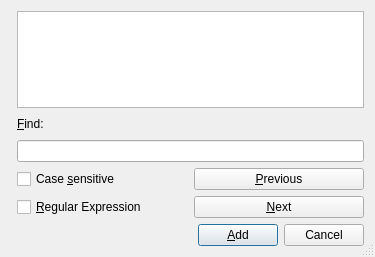
First picture: the form in src/frontends/qt4/ui/QCitationFindUi.ui, repository cburschka/lyx, before the edit.
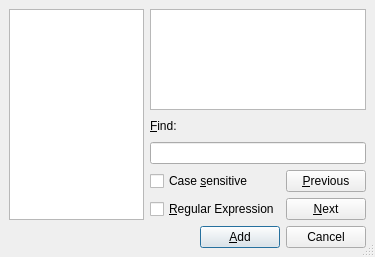
Second picture: the form after the edit. Custom widgets are drawn as their Qt base class.

```diff
--- a/src/frontends/qt4/ui/QCitationFindUi.ui
+++ b/src/frontends/qt4/ui/QCitationFindUi.ui
@@ -28,38 +28,15 @@
   </property>
   <layout class="QGridLayout" >
    <property name="margin" >
-    <number>11</number>
+    <number>9</number>
    </property>
    <property name="spacing" >
     <number>6</number>
    </property>
-   <item rowspan="2" row="0" column="0" >
-    <layout class="QVBoxLayout" >
-     <property name="margin" >
-      <number>0</number>
-     </property>
-     <property name="spacing" >
-      <number>6</number>
-     </property>
-     <item>
-      <widget class="Q3ListBox" name="availableLB" >
-       <property name="toolTip" >
-        <string>Available bibliography keys</string>
-       </property>
-       <property name="vScrollBarMode" >
-        <enum>Q3ScrollView::AlwaysOn</enum>
-       </property>
-       <property name="hScrollBarMode" >
-        <enum>Q3ScrollView::AlwaysOff</enum>
-       </property>
-       <property name="selectionMode" >
-        <enum>Q3ListBox::Extended</enum>
-       </property>
-      </widget>
-     </item>
-    </layout>
+   <item rowspan="5" row="0" column="0" >
+    <widget class="QListWidget" name="availableLW" />
    </item>
-   <item row="2" column="1" >
+   <item row="1" column="2" colspan="3" >
     <spacer>
      <property name="orientation" >
       <enum>Qt::Horizontal</enum>
@@ -69,23 +46,124 @@
      </property>
      <property name="sizeHint" >
       <size>
-       <width>20</width>
+       <width>191</width>
        <height>20</height>
       </size>
      </property>
     </spacer>
    </item>
-   <item row="2" column="3" >
-    <widget class="QPushButton" name="closePB" >
+   <item row="1" column="1" >
+    <widget class="QLabel" name="TextLabel1" >
+     <property name="sizePolicy" >
+      <sizepolicy>
+       <hsizetype>0</hsizetype>
+       <vsizetype>1</vsizetype>
+       <horstretch>0</horstretch>
+       <verstretch>0</verstretch>
+      </sizepolicy>
+     </property>
      <property name="text" >
-      <string>Cancel</string>
+      <string>&amp;Find:</string>
      </property>
+     <property name="buddy" >
+      <cstring>searchED</cstring>
+     </property>
+    </widget>
+   </item>
+   <item row="4" column="1" colspan="3" >
+    <widget class="QCheckBox" name="searchTypeCB" >
+     <property name="sizePolicy" >
+      <sizepolicy>
+       <hsizetype>1</hsizetype>
+       <vsizetype>0</vsizetype>
+       <horstretch>0</horstretch>
+       <verstretch>0</verstretch>
+      </sizepolicy>
+     </property>
+     <property name="toolTip" >
+      <string>Interpret search entry as a regular expression</string>
+     </property>
+     <property name="text" >
+      <string>&amp;Regular Expression</string>
+     </property>
+    </widget>
+   </item>
+   <item row="4" column="4" >
+    <widget class="QPushButton" name="nextPB" >
+     <property name="sizePolicy" >
+      <sizepolicy>
+       <hsizetype>3</hsizetype>
+       <vsizetype>0</vsizetype>
+       <horstretch>0</horstretch>
+       <verstretch>0</verstretch>
+      </sizepolicy>
+     </property>
+     <property name="text" >
+      <string>&amp;Next</string>
+     </property>
+     <property name="shortcut" >
+      <number>276824142</number>
+     </property>
      <property name="autoDefault" >
       <bool>false</bool>
      </property>
     </widget>
    </item>
-   <item row="2" column="2" >
+   <item row="3" column="1" colspan="3" >
+    <widget class="QCheckBox" name="searchCaseCB" >
+     <property name="sizePolicy" >
+      <sizepolicy>
+       <hsizetype>1</hsizetype>
+       <vsizetype>0</vsizetype>
+       <horstretch>0</horstretch>
+       <verstretch>0</verstretch>
+      </sizepolicy>
+     </property>
+     <property name="toolTip" >
+      <string>Make the search case-sensitive</string>
+     </property>
+     <property name="text" >
+      <string>Case &amp;sensitive</string>
+     </property>
+    </widget>
+   </item>
+   <item row="2" column="1" colspan="4" >
+    <widget class="QLineEdit" name="searchED" >
+     <property name="sizePolicy" >
+      <sizepolicy>
+       <hsizetype>7</hsizetype>
+       <vsizetype>0</vsizetype>
+       <horstretch>0</horstretch>
+       <verstretch>0</verstretch>
+      </sizepolicy>
+     </property>
+     <property name="toolTip" >
+      <string>Browse the available bibliography entries</string>
+     </property>
+    </widget>
+   </item>
+   <item row="3" column="4" >
+    <widget class="QPushButton" name="previousPB" >
+     <property name="sizePolicy" >
+      <sizepolicy>
+       <hsizetype>3</hsizetype>
+       <vsizetype>0</vsizetype>
+       <horstretch>0</horstretch>
+       <verstretch>0</verstretch>
+      </sizepolicy>
+     </property>
+     <property name="text" >
+      <string>&amp;Previous</string>
+     </property>
+     <property name="autoDefault" >
+      <bool>false</bool>
+     </property>
+    </widget>
+   </item>
+   <item row="0" column="1" colspan="4" >
+    <widget class="QTextEdit" name="infoML" />
+   </item>
+   <item row="5" column="3" >
     <widget class="QPushButton" name="addPB" >
      <property name="text" >
       <string>&amp;Add</string>
@@ -98,165 +176,35 @@
      </property>
     </widget>
    </item>
-   <item row="1" column="1" colspan="3" >
-    <layout class="QGridLayout" >
-     <property name="margin" >
-      <number>0</number>
+   <item row="5" column="4" >
+    <widget class="QPushButton" name="closePB" >
+     <property name="text" >
+      <string>Cancel</string>
      </property>
-     <property name="spacing" >
-      <number>6</number>
+     <property name="autoDefault" >
+      <bool>false</bool>
      </property>
-     <item row="2" column="1" >
-      <widget class="QPushButton" name="previousPB" >
-       <property name="sizePolicy" >
-        <sizepolicy>
-         <hsizetype>3</hsizetype>
-         <vsizetype>0</vsizetype>
-         <horstretch>0</horstretch>
-         <verstretch>0</verstretch>
-        </sizepolicy>
-       </property>
-       <property name="text" >
-        <string>&amp;Previous</string>
-       </property>
-       <property name="autoDefault" >
-        <bool>false</bool>
-       </property>
-      </widget>
-     </item>
-     <item row="1" column="0" colspan="2" >
-      <widget class="QLineEdit" name="searchED" >
-       <property name="sizePolicy" >
-        <sizepolicy>
-         <hsizetype>7</hsizetype>
-         <vsizetype>0</vsizetype>
-         <horstretch>0</horstretch>
-         <verstretch>0</verstretch>
-        </sizepolicy>
-       </property>
-       <property name="toolTip" >
-        <string>Browse the available bibliography entries</string>
-       </property>
-      </widget>
-     </item>
-     <item row="2" column="0" >
-      <widget class="QCheckBox" name="searchCaseCB" >
-       <property name="sizePolicy" >
-        <sizepolicy>
-         <hsizetype>1</hsizetype>
-         <vsizetype>0</vsizetype>
-         <horstretch>0</horstretch>
-         <verstretch>0</verstretch>
-        </sizepolicy>
-       </property>
-       <property name="toolTip" >
-        <string>Make the search case-sensitive</string>
-       </property>
-       <property name="text" >
-        <string>Case &amp;sensitive</string>
-       </property>
-      </widget>
-     </item>
-     <item row="3" column="1" >
-      <widget class="QPushButton" name="nextPB" >
-       <property name="sizePolicy" >
-        <sizepolicy>
-         <hsizetype>3</hsizetype>
-         <vsizetype>0</vsizetype>
-         <horstretch>0</horstretch>
-         <verstretch>0</verstretch>
-        </sizepolicy>
-       </property>
-       <property name="text" >
-        <string>&amp;Next</string>
-       </property>
-       <property name="shortcut" >
-        <number>276824142</number>
-       </property>
-       <property name="autoDefault" >
-        <bool>false</bool>
-       </property>
-      </widget>
-     </item>
-     <item row="0" column="0" >
-      <layout class="QHBoxLayout" >
-       <property name="margin" >
-        <number>0</number>
-       </property>
-       <property name="spacing" >
-        <number>6</number>
-       </property>
-       <item>
-        <widget class="QLabel" name="TextLabel1" >
-         <property name="sizePolicy" >
-          <sizepolicy>
-           <hsizetype>0</hsizetype>
-           <vsizetype>1</vsizetype>
-           <horstretch>0</horstretch>
-           <verstretch>0</verstretch>
-          </sizepolicy>
-         </property>
-         <property name="text" >
-          <string>&amp;Find:</string>
-         </property>
-         <property name="buddy" >
-          <cstring>searchED</cstring>
-         </property>
-        </widget>
-       </item>
-       <item>
-        <spacer>
-         <property name="orientation" >
-          <enum>Qt::Horizontal</enum>
-         </property>
-         <property name="sizeType" >
-          <enum>QSizePolicy::Expanding</enum>
-         </property>
-         <property name="sizeHint" >
-          <size>
-           <width>20</width>
-           <height>20</height>
-          </size>
-         </property>
-        </spacer>
-       </item>
-      </layout>
-     </item>
-     <item row="3" column="0" >
-      <widget class="QCheckBox" name="searchTypeCB" >
-       <property name="sizePolicy" >
-        <sizepolicy>
-         <hsizetype>1</hsizetype>
-         <vsizetype>0</vsizetype>
-         <horstretch>0</horstretch>
-         <verstretch>0</verstretch>
-        </sizepolicy>
-       </property>
-       <property name="toolTip" >
-        <string>Interpret search entry as a regular expression</string>
-       </property>
-       <property name="text" >
-        <string>&amp;Regular Expression</string>
-       </property>
-      </widget>
-     </item>
-    </layout>
+    </widget>
    </item>
-   <item row="0" column="1" colspan="3" >
-    <widget class="QTextEdit" name="infoML" />
+   <item row="5" column="1" colspan="2" >
+    <spacer>
+     <property name="orientation" >
+      <enum>Qt::Horizontal</enum>
+     </property>
+     <property name="sizeType" >
+      <enum>QSizePolicy::Expanding</enum>
+     </property>
+     <property name="sizeHint" >
+      <size>
+       <width>20</width>
+       <height>20</height>
+      </size>
+     </property>
+    </spacer>
    </item>
   </layout>
  </widget>
  <pixmapfunction>qPixmapFromMimeSource</pixmapfunction>
- <customwidgets>
-  <customwidget>
-   <class>Q3ListBox</class>
-   <extends></extends>
-   <header>q3listbox.h</header>
-   <container>0</container>
-   <pixmap></pixmap>
-  </customwidget>
- </customwidgets>
  <tabstops>
   <tabstop>availableLB</tabstop>
   <tabstop>searchED</tabstop>
```
Left out of the diff: 1 changed line with no effect on the pictures.
